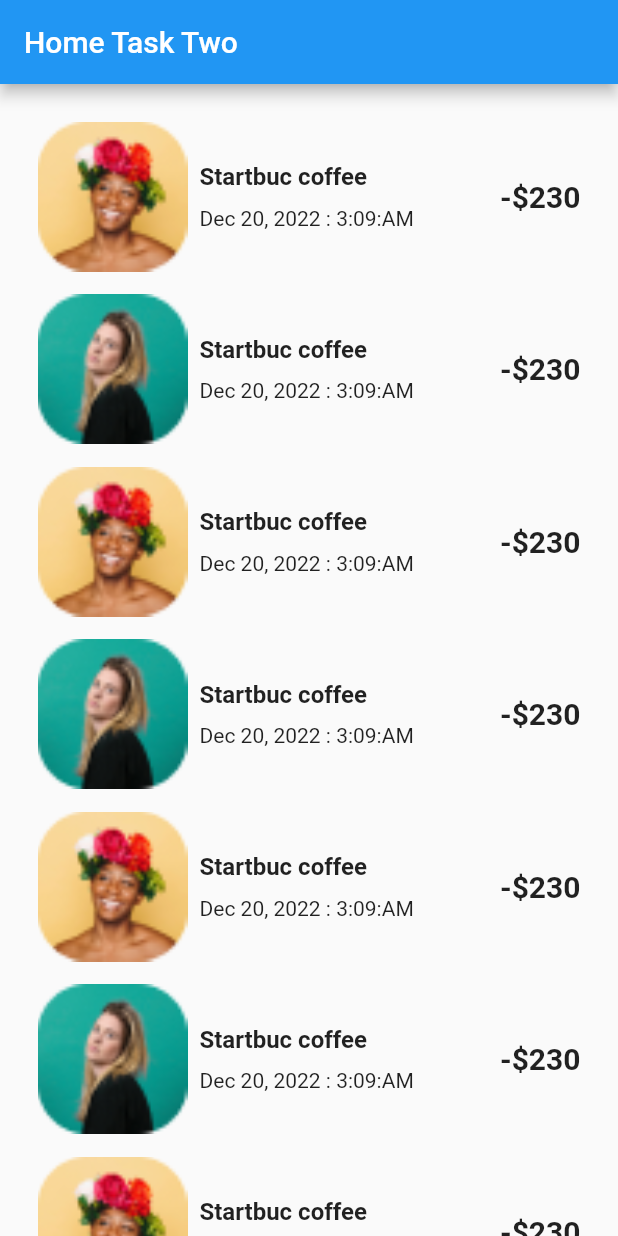
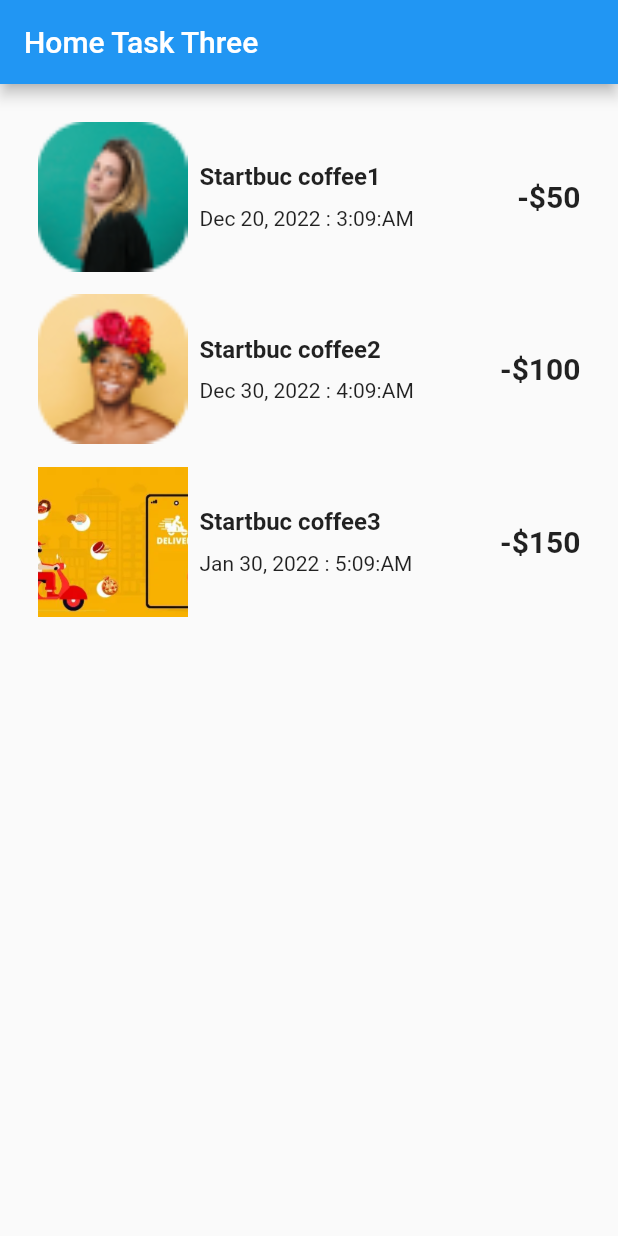
Before and after one commit to safdaralimalik/exd-evening, a Flutter app: the screen it shows after launch, on a phone screen of 412 x 824 dp. Run offline on Flutter 3.47's test engine with Material 2 defaults, Android fonts, the phone set to English and light mode, and no system bars.

Commit message:
Model classes list views custom widgets constructors

```diff
--- a/lib/main.dart
+++ b/lib/main.dart
@@ -1,20 +1,22 @@
 import 'package:flutter/material.dart';
-import 'package:week_3/screens/home_screen.dart';
+import 'package:week_3/screens/home_task_three.dart';
 import 'package:week_3/screens/home_task_two.dart';
 
 void main() {
   runApp(const MyApp());
 }
+
 class MyApp extends StatelessWidget {
   const MyApp({Key? key}) : super(key: key);
-@override
+
+  @override
   Widget build(BuildContext context) {
     return MaterialApp(
       title: 'Flutter Demo',
       theme: ThemeData(
         primarySwatch: Colors.blue,
       ),
-      home: const HomeTaskTwo(),
+      home:  HomeTaskThree(),
     );
   }
 }
--- /dev/null
+++ b/lib/models/trips_model.dart
@@ -0,0 +1,8 @@
+class TripsModel{
+ late final String image;
+ late final String name;
+ late final String dateTime;
+ late final String price;
+
+ TripsModel({required this.image,required  this.name,required  this.dateTime,required  this.price});
+}
--- /dev/null
+++ b/lib/screens/home_task_three.dart
@@ -0,0 +1,44 @@
+import 'package:flutter/material.dart';
+import 'package:week_3/models/trips_model.dart';
+import 'package:week_3/widgets/recent_trips_item_view.dart';
+import 'package:week_3/widgets/recent_trips_item_view_with_model.dart';
+
+class HomeTaskThree extends StatelessWidget {
+   HomeTaskThree({Key? key}) : super(key: key);
+
+   List<String> sList=["wetwe","rfwfwef"];
+  List<TripsModel> tripsList=[
+    TripsModel(
+      image:"assets/pngs/girl.png",
+      name: "Startbuc coffee1",
+      dateTime: "Dec 20, 2022 : 3:09:AM",
+      price: "50"),
+    TripsModel(
+        image:"assets/pngs/Boy.png",
+        name: "Startbuc coffee2",
+        dateTime: "Dec 30, 2022 : 4:09:AM",
+        price: "100"),
+    TripsModel(
+        image:"assets/pngs/food.png",
+        name: "Startbuc coffee3",
+        dateTime: "Jan 30, 2022 : 5:09:AM",
+        price: "150"),
+  ];
+
+  @override
+  Widget build(BuildContext context) {
+    return Scaffold(
+      appBar: AppBar(
+        title: Text("Home Task Three"),
+      ),
+      body: ListView.builder(
+        itemCount: tripsList.length,
+        padding: EdgeInsets.all(25),
+          itemBuilder: (BuildContext context,int  index){
+          TripsModel detail=tripsList[index];
+       return RecentTripsItemViewWithModel(detail: detail);
+
+      })
+    );
+  }
+}
--- /dev/null
+++ b/lib/widgets/recent_trips_item_view_with_model.dart
@@ -0,0 +1,40 @@
+import 'package:flutter/material.dart';
+import 'package:week_3/models/trips_model.dart';
+class RecentTripsItemViewWithModel extends StatelessWidget {
+  final TripsModel detail;
+  const RecentTripsItemViewWithModel({Key? key,required this.detail}) : super(key: key);
+
+  @override
+  Widget build(BuildContext context) {
+    return Container(
+      width: MediaQuery.of(context).size.width,
+      height: 100,
+      margin: EdgeInsets.only(bottom: 15),
+      child: Row(children: [
+        Container(
+          width: 100,
+          height: 100,
+          child: Image.asset(detail.image,fit: BoxFit.cover,),
+        ),
+        const SizedBox(width: 8,),
+        Expanded(
+          child: Column(
+            mainAxisAlignment: MainAxisAlignment.center,
+            crossAxisAlignment: CrossAxisAlignment.start,
+            children: [
+              Text(detail.name,style: TextStyle(fontSize: 16,fontWeight: FontWeight.bold),
+                maxLines: 2,
+                overflow: TextOverflow.ellipsis,
+              ),
+              const SizedBox(height: 10,),
+              Text(detail.dateTime)
+            ],
+          ),
+        ),
+        const SizedBox(width: 8,),
+        Text("-\$${detail.price}",style: TextStyle(fontSize: 20,fontWeight: FontWeight.bold),)
+
+      ],),
+    );
+  }
+}
```
